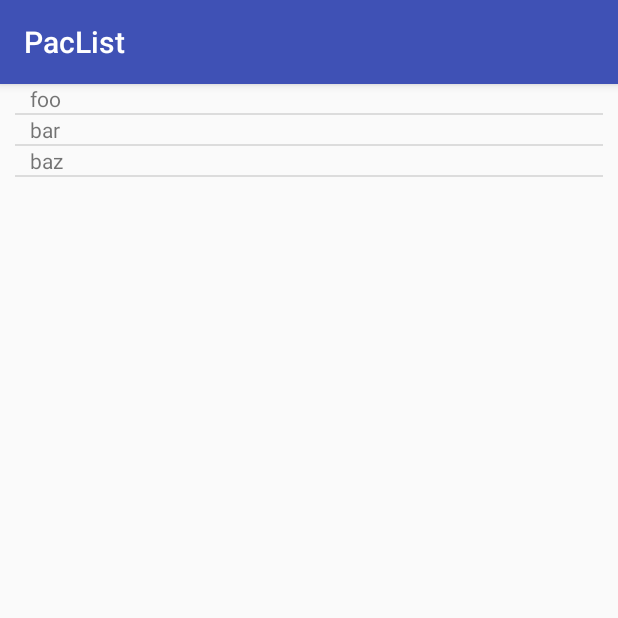
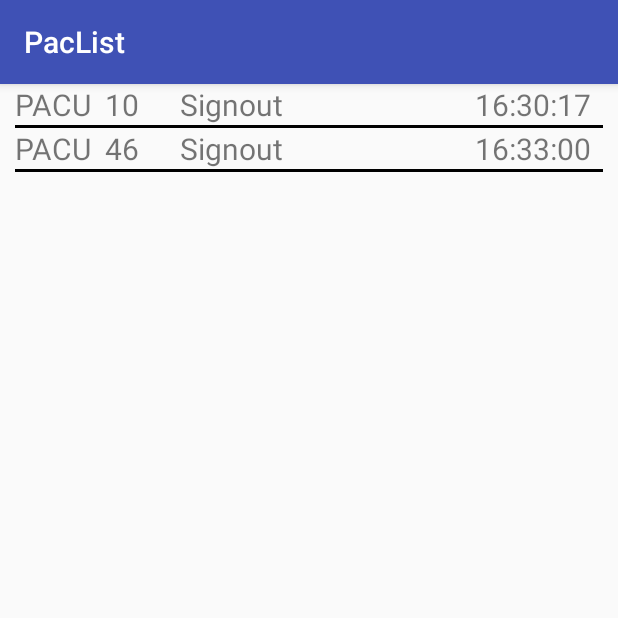
Before and after one commit to Radvendii/PacList-Android, an Android app: the ListActivity screen opened directly, with no data from a screen before it, on a phone screen of 412 x 824 dp, the top half of it. Run offline under Robolectric (Android 15) with nearby library versions, the phone set to English and light mode, and no system bars.

Commit message:
custom list items

```diff
--- a/app/src/main/java/me/bar_yam/taeer/paclist/ListActivity.java
+++ b/app/src/main/java/me/bar_yam/taeer/paclist/ListActivity.java
@@ -10,26 +10,18 @@ import android.widget.EditText;
 import android.widget.ListView;
 import android.widget.ArrayAdapter;
 
+import java.util.ArrayList;
+
 public class ListActivity extends AppCompatActivity {
-
+  ArrayList<TodoItem> todoList = new ArrayList<>();
   @Override
   protected void onCreate(Bundle savedInstanceState) {
     super.onCreate(savedInstanceState);
     setContentView(R.layout.activity_list);
+    todoList.add(new TodoItem("PACU", "10", "Signout", "16:30:17"));
+    todoList.add(new TodoItem("PACU", "46", "Signout", "16:33:00"));
     ListView listView = (ListView) findViewById(R.id.action_list);
-    ArrayAdapter<String> adapter = new ArrayAdapter<String>(this, R.layout.simple_list_item, R.id.test_view, new String[]{"foo", "bar", "baz"});
+    MyAdapter adapter = new MyAdapter(this, R.layout.simple_list_item, todoList);
     listView.setAdapter(adapter);
   }
 }
-
-// private class MyAdapter extends BaseAdapter {
-//   @Override
-//   public View getView(int position, View convertView, ViewGroup container) {
-//     if (convertView == null) {
-//       convertView = getLayoutInflater().inflate(R.layout.list_item, container, false);
-//     }
-
-//     ((TextView) convertView.findViewById(R.id.text1)).setText(getItem(position));
-//     return convertView;
-//   }
-// }
--- /dev/null
+++ b/app/src/main/java/me/bar_yam/taeer/paclist/MyAdapter.java
@@ -0,0 +1,50 @@
+package me.bar_yam.taeer.paclist;
+
+import android.support.v7.app.AppCompatActivity;
+import android.os.Bundle;
+import android.app.AlertDialog;
+import android.content.DialogInterface;
+import android.content.Context;
+import android.view.View;
+import android.view.ViewGroup;
+import android.view.LayoutInflater;
+import android.widget.TextView;
+import android.widget.Button;
+import android.widget.EditText;
+import android.widget.ListView;
+import android.widget.ArrayAdapter;
+
+import java.util.ArrayList;
+
+public class MyAdapter extends ArrayAdapter<TodoItem> {
+
+  ArrayList<TodoItem> todoList = new ArrayList<>();
+
+  public MyAdapter(Context context, int textViewResourceId, ArrayList<TodoItem> objects) {
+    super(context, textViewResourceId, objects);
+    todoList = objects;
+  }
+
+  @Override
+  public int getCount() {
+    return super.getCount();
+  }
+
+  @Override
+  public View getView(int position, View convertView, ViewGroup container) {
+    View v = convertView;
+    LayoutInflater inflater = (LayoutInflater) getContext().getSystemService(Context.LAYOUT_INFLATER_SERVICE);
+    v = inflater.inflate(R.layout.simple_list_item, null);
+
+    TextView room = (TextView) v.findViewById(R.id.todo_list_room);
+    TextView bedNum = (TextView) v.findViewById(R.id.todo_list_bed_num);
+    TextView action = (TextView) v.findViewById(R.id.todo_list_action);
+    TextView time = (TextView) v.findViewById(R.id.todo_list_time);
+
+    room.setText(todoList.get(position).getRoom());
+    bedNum.setText(todoList.get(position).getBedNum());
+    action.setText(todoList.get(position).getAction());
+    time.setText(todoList.get(position).getTime());
+    return v;
+  }
+}
--- /dev/null
+++ b/app/src/main/java/me/bar_yam/taeer/paclist/TodoItem.java
@@ -0,0 +1,29 @@
+package me.bar_yam.taeer.paclist;
+
+public class TodoItem {
+
+  String room;
+  String bedNum;
+  String action;
+  String time;
+
+  public TodoItem(String room, String bedNum, String action, String time){
+    this.room = room;
+    this.bedNum = bedNum;
+    this.action = action;
+    this.time = time;
+  }
+
+  public String getRoom(){
+    return room;
+  }
+  public String getBedNum(){
+    return bedNum;
+  }
+  public String getAction(){
+    return action;
+  }
+  public String getTime(){
+    return time;
+  }
+}
--- a/app/src/main/res/layout/activity_list.xml
+++ b/app/src/main/res/layout/activity_list.xml
@@ -13,6 +13,7 @@
     android:id="@+id/action_list"
     android:layout_width="match_parent"
     android:layout_height="match_parent"
-    />
+    android:divider="#000"
+    android:dividerHeight="2dp" />
 
 </RelativeLayout>
--- a/app/src/main/res/layout/simple_list_item.xml
+++ b/app/src/main/res/layout/simple_list_item.xml
@@ -1,17 +1,35 @@
 <?xml version="1.0" encoding="utf-8"?>
-<RelativeLayout xmlns:android="http://schemas.android.com/apk/res/android"
+<LinearLayout xmlns:android="http://schemas.android.com/apk/res/android"
   xmlns:app="http://schemas.android.com/apk/res-auto"
   xmlns:tools="http://schemas.android.com/tools"
   android:layout_width="match_parent"
   android:layout_height="match_parent"
-  android:paddingLeft="10dp"
-  android:paddingRight="10dp"
-  android:orientation="vertical"
-  tools:context=".ListActivity">
+  android:orientation="horizontal"
+  android:gravity="left" >
 
   <TextView
-    android:id="@+id/test_view"
-    android:layout_width="match_parent"
-    android:layout_height="wrap_content" />
+    android:id="@+id/todo_list_room"
+    android:textSize="20dp"
+    android:layout_width="60dp"
+    android:layout_height="match_parent" />
 
-</RelativeLayout>
+  <TextView
+    android:id="@+id/todo_list_bed_num"
+    android:textSize="20dp"
+    android:layout_width="50dp"
+    android:layout_height="match_parent" />
+
+  <TextView
+    android:id="@+id/todo_list_action"
+    android:textSize="20dp"
+    android:layout_width="0dp"
+    android:layout_weight="1"
+    android:layout_height="match_parent" />
+
+  <TextView
+    android:id="@+id/todo_list_time"
+    android:textSize="20dp"
+    android:layout_width="85dp"
+    android:layout_height="match_parent" />
+
+</LinearLayout>
```
